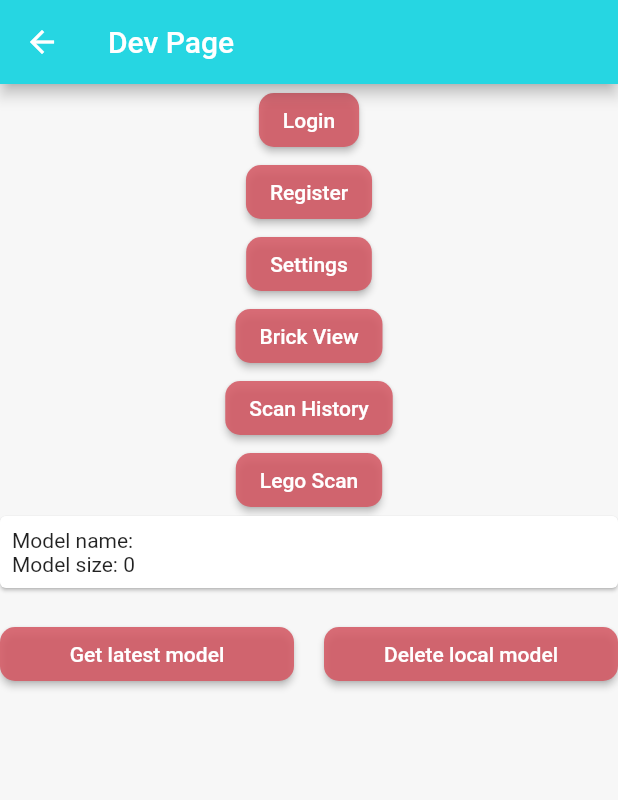
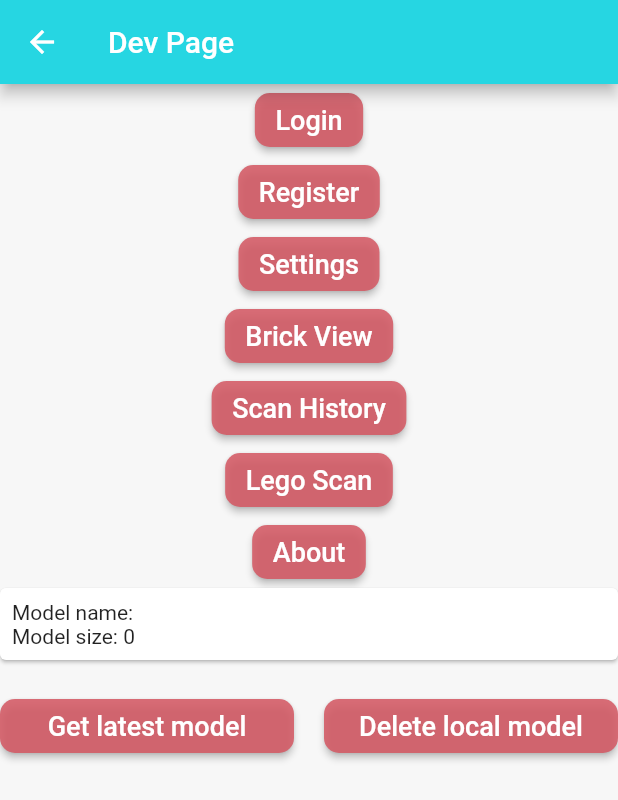
Before and after one commit to Manuel-Aragon/BrixColorFinder, a Flutter app: the DevPage screen opened directly, on a phone screen of 412 x 824 dp. Shown: the top 800 px of the screen. Run offline on Flutter 3.47's test engine with Material 2 defaults, Android fonts, the phone set to English and light mode, and no system bars; our stand-ins replace cloud_firestore, firebase_auth, firebase_core, image_picker, shared_preferences; missing offline and left inert: firebase_ml_model_downloader, tflite_flutter, tflite_flutter_helper; accounts and stored records are empty.

Commit message:
Added about page and updated divider theme

```diff
--- a/lib/dev_page.dart
+++ b/lib/dev_page.dart
@@ -1,4 +1,5 @@
 import 'package:flutter/material.dart';
+import 'package:lucky13capstone/about.dart';
 import 'package:lucky13capstone/register_page.dart';
 import 'package:lucky13capstone/login_page.dart';
 import 'package:lucky13capstone/settings_page.dart';
@@ -100,6 +101,15 @@ class _DevPageState extends State<DevPage> {
                 );
               },
             ),
+            ElevatedButton(
+              child: const Text('About'),
+              onPressed: () {
+                Navigator.push(
+                  context,
+                  MaterialPageRoute(builder: (context) => const AboutPage()),
+                );
+              },
+            ),
             SizedBox(
               width: double.infinity,
               child: Card(
--- a/lib/main.dart
+++ b/lib/main.dart
@@ -5,7 +5,7 @@ import 'package:shared_preferences/shared_preferences.dart';
 
 import 'settings_model.dart';
 import 'themes.dart';
-import 'landing_page.dart';
+import 'about.dart';
 import 'settings_page.dart';
 import 'history_page.dart';
 import 'classifier/lego_recognizer.dart';
--- a/lib/themes.dart
+++ b/lib/themes.dart
@@ -2,6 +2,7 @@ import 'package:flutter/material.dart';
 
 final ThemeData lightTheme = ThemeData(
   brightness: Brightness.light,
+  primaryColor: Colors.black,
   scaffoldBackgroundColor: Color.fromRGBO(247, 247, 247, 1),
   appBarTheme: const AppBarTheme(color: Color.fromARGB(255, 38, 214, 226)),
   listTileTheme: const ListTileThemeData(
@@ -15,10 +16,17 @@ final ThemeData lightTheme = ThemeData(
       foregroundColor: const Color(0xFFFFFFFF),
     ),
   ),
+  dividerTheme: const DividerThemeData(
+    thickness: 1,
+  ),
+  textTheme: const TextTheme(
+    labelLarge: TextStyle(color: Colors.black, fontSize: 18.0),
+  ),
 );
 
 final ThemeData darkTheme = ThemeData(
   brightness: Brightness.dark,
+  primaryColor: Colors.white,
   scaffoldBackgroundColor: const Color.fromARGB(255, 79, 76, 76),
   appBarTheme: const AppBarTheme(color: Color.fromARGB(223, 67, 64, 65)),
   listTileTheme: const ListTileThemeData(
@@ -33,6 +41,10 @@ final ThemeData darkTheme = ThemeData(
     ),
   ),
   dividerTheme: const DividerThemeData(
+    thickness: 1,
     color: Color.fromARGB(255, 69, 68, 68),
   ),
+  textTheme: const TextTheme(
+    labelLarge: TextStyle(color: Colors.white, fontSize: 18.0),
+  ),
 );
```
Also changed, not shown: lib/about.dart (added, +61 -0 lines), lib/landing_page.dart (deleted, +0 -63 lines), lib/settings_page.dart (+9 -0 lines).
